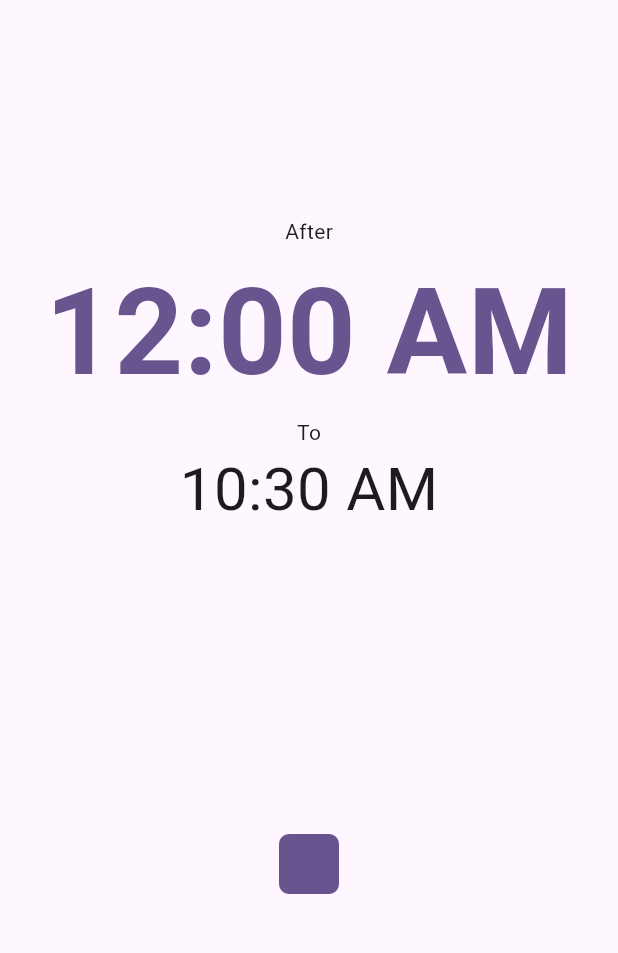
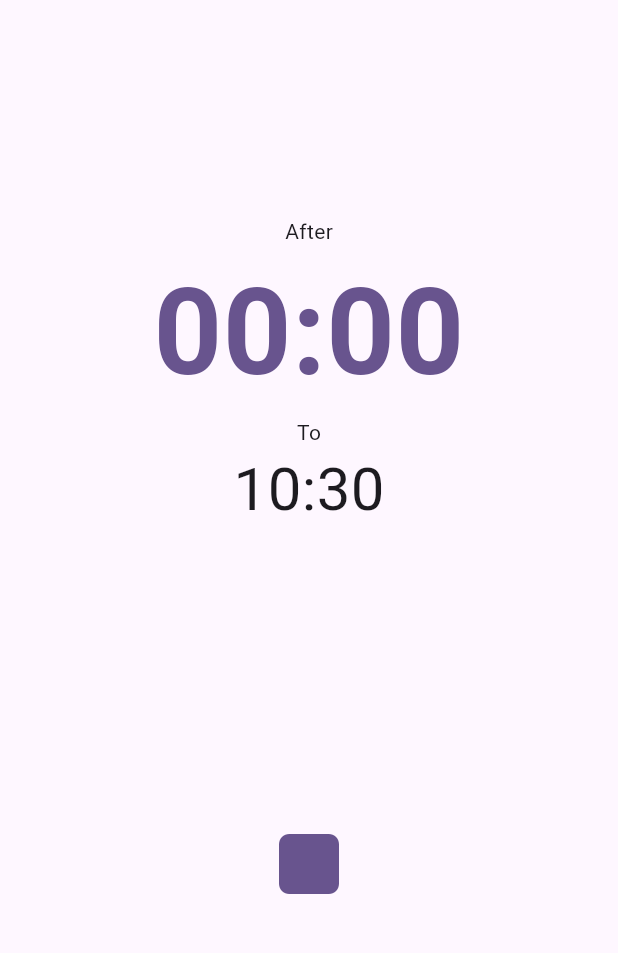
Before and after one commit to MrHeer/countdown, a Flutter app: the screen it shows after launch, after a tap on the "stop" icon, on a phone screen of 412 x 824 dp, the part 84-1037 px from its top. Run offline on Flutter 3.47's test engine with Material 3 defaults, Android fonts, the phone set to English and light mode, and no system bars; our stand-ins replace shared_preferences.

Commit message:
fix: use 24 hour format

```diff
--- a/lib/display.dart
+++ b/lib/display.dart
@@ -1,5 +1,6 @@
 import 'dart:async';
 
+import 'package:countdown/extensions.dart';
 import 'package:countdown/model.dart';
 import 'package:flutter/material.dart';
 import 'package:provider/provider.dart';
@@ -17,7 +18,7 @@ class Display extends StatelessWidget {
         _Countdown(time),
         const Text("To"),
         Text(
-          time.format(context),
+          time.format24Hour(),
           style: const TextStyle(fontSize: 40),
         ),
       ],
@@ -84,7 +85,7 @@ class _CountdownState extends State<_Countdown> {
   @override
   Widget build(BuildContext context) {
     return Text(
-      time.format(context),
+      time.format24Hour(),
       style: TextStyle(
           fontWeight: FontWeight.w700,
           color: Theme.of(context).colorScheme.primary,
--- /dev/null
+++ b/lib/extensions.dart
@@ -0,0 +1,9 @@
+import 'package:flutter/material.dart';
+
+extension TimeOfDayConverter on TimeOfDay {
+  String format24Hour() {
+    final hour = this.hour.toString().padLeft(2, "0");
+    final minute = this.minute.toString().padLeft(2, "0");
+    return "$hour:$minute";
+  }
+}
--- a/lib/main.dart
+++ b/lib/main.dart
@@ -72,8 +72,7 @@ class _HomePageState extends State<HomePage> {
         backgroundColor: Theme.of(context).colorScheme.inversePrimary,
         title: Text(widget.title),
       ),
-      body: Center(
-        child: Column(
+      body: Column(
         mainAxisAlignment: MainAxisAlignment.spaceEvenly,
         children: <Widget>[
           AnimatedCrossFade(
@@ -91,7 +90,6 @@ class _HomePageState extends State<HomePage> {
           const Control(),
         ],
       ),
-      ),
     );
   }
 }
--- a/lib/time_picker.dart
+++ b/lib/time_picker.dart
@@ -1,3 +1,4 @@
+import 'package:countdown/extensions.dart';
 import 'package:countdown/model.dart';
 import 'package:flutter/material.dart';
 import 'package:provider/provider.dart';
@@ -18,16 +19,18 @@ class TimePicker extends StatelessWidget {
   Widget build(BuildContext context) {
     return Card.filled(
       color: Theme.of(context).colorScheme.primaryContainer,
+      clipBehavior: Clip.hardEdge,
       child: InkWell(
         onTap: () {
           handleTap(context);
         },
-        child: SizedBox(
-          width: 280,
-          height: 120,
+        child: Padding(
+          padding: const EdgeInsets.symmetric(horizontal: 12.0),
           child: Center(
+            widthFactor: 1,
+            heightFactor: 1,
             child: Text(
-              Provider.of<Model>(context).time.format(context),
+              Provider.of<Model>(context).time.format24Hour(),
               style: TextStyle(
                 fontSize: 80,
                 fontWeight: FontWeight.w700,
```
Lines whose indentation alone changed are shown as unchanged.
